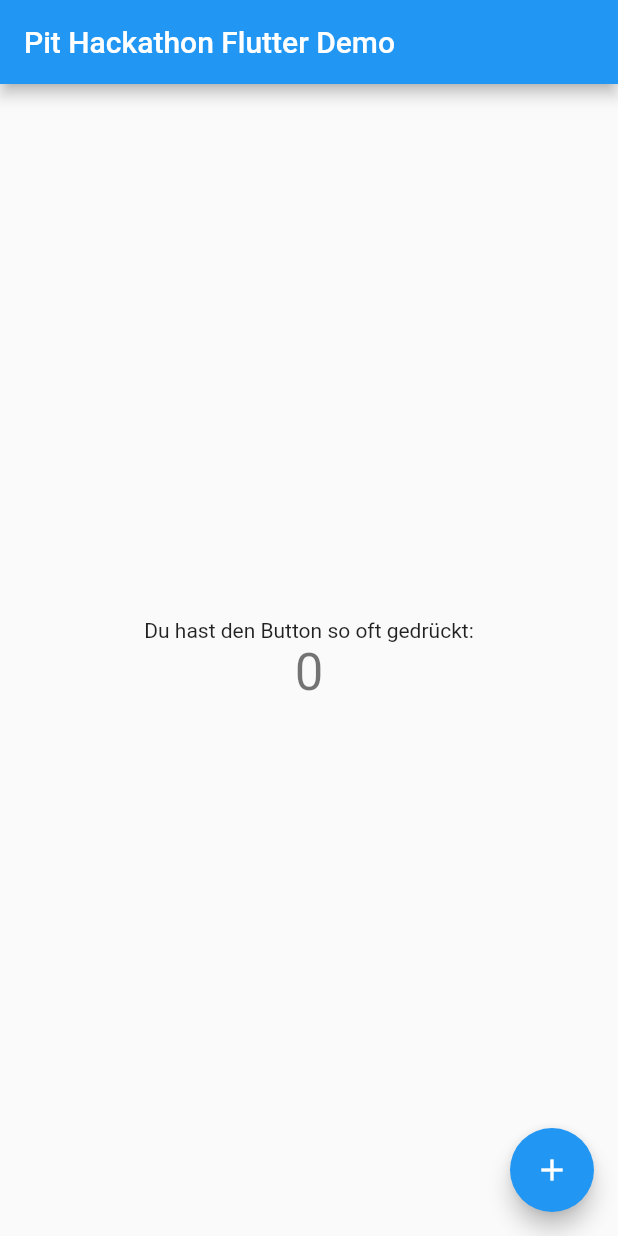
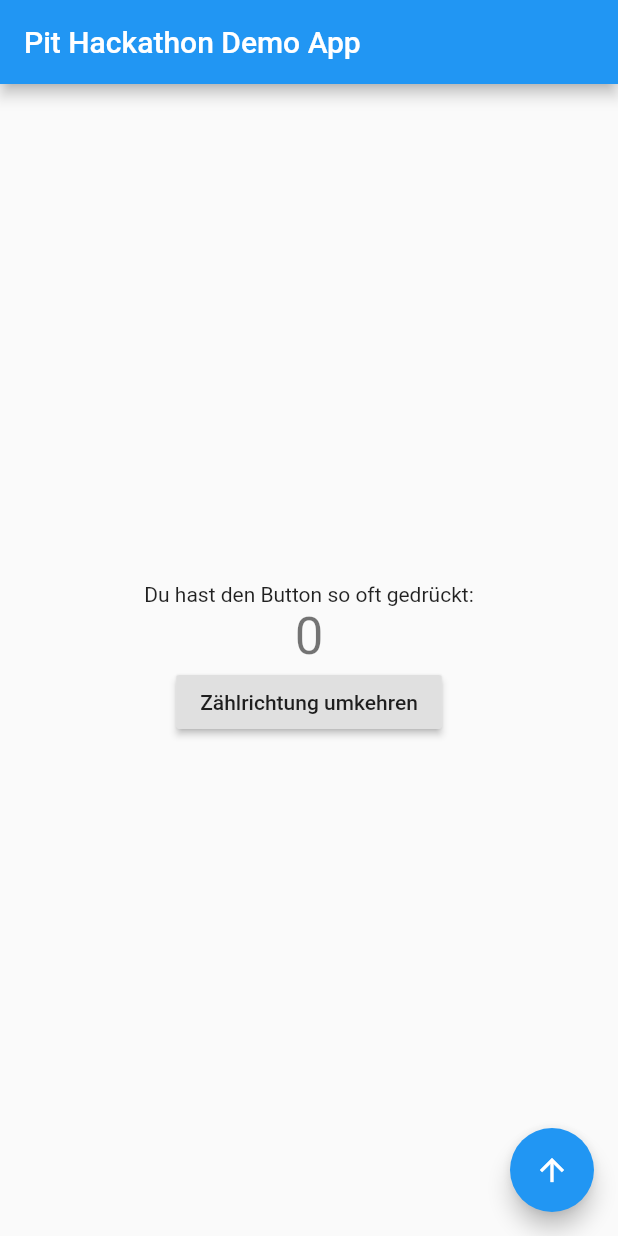
Before and after one commit to cvoegtle/flutter_pithackathon, a Flutter app: the screen it shows after launch, on a phone screen of 412 x 824 dp. Run offline on Flutter 3.47's test engine with Material 2 defaults, Android fonts, the phone set to English and light mode, and no system bars.

Commit message:
Seitenwechsel zeigen

```diff
--- a/lib/main.dart
+++ b/lib/main.dart
@@ -1,5 +1,6 @@
 import 'package:flutter/material.dart';
 import 'package:flutter_pithackathon/countermodel.dart';
+import 'package:flutter_pithackathon/start_page.dart';
 import 'package:provider/provider.dart';
 
 void main() {
@@ -26,84 +27,8 @@ class PitHackathonApp extends StatelessWidget {
         // Die Farbe ändert sich ohne dass die Anwendung neu gestartet wurde
         primarySwatch: Colors.blue,
       ),
-      home: MyHackathonPage(
-        title: 'Pit Hackathon Flutter Demo'),
+      home: HackathonStartPage(
+        title: 'Pit Hackathon Demo App'),
     );
   }
 }
-
-class MyHackathonPage extends StatelessWidget {
-  MyHackathonPage({Key key, this.title}) : super(key: key);
-
-  // Das ist die Startseite Deiner App. Sie ist stateful. Das heißt sie enthält
-  // Informationen, die ihr Aussehen bestimmen.
-
-  // This class is the configuration for the state. It holds the values (in this
-  // case the title) provided by the parent (in this case the App widget) and
-  // used by the build method of the State. Fields in a Widget subclass are
-  // always marked "final".
-
-  final String title;
-
-  @override
-  Widget build(BuildContext context) {
-
-    void _increment() {
-      // innerhalb eines BuildContext können wir uns das Model besorgen,
-      // und es verändern, ohne etwas neu aufzubauen
-      Provider.of<CounterModel>(context, listen: false).incrementCounter();
-    }
-
-
-    // Diese Methode wird immer ausgeführt, wenn sich der State (Zustand) ändert,
-    // z.B. durch _incrementCounter oben.
-    //
-    // Flutter ist darauf optimiert die build() Methode sehr schnell auszuführen,
-    // daher ist es möglich immer alles neu zu bauen, statt die Widgets zu
-    // verändern.
-    return Scaffold(
-      appBar: AppBar(
-        // Den Wert aus MyHackathonPage als Titel anzeigen
-        title: Text(title),
-      ),
-      body: Center(
-        // Center ist ein Layout Widget. Es enthält genau ein Widget und positioniert
-        // es in der Mitte.
-        child: Column(
-          // Column ist auch ein Layout Widget. Es enthält eine  List von Widgets
-          // ("Kinder") und ordnet sie vertikal an. Als Voreinstellung, bekommen die "Kinder"
-          // die Breite der Column. Die Column selbst ist so hoch wie ihr "Elternteil".
-          //
-          // Mit "debug painting" (drücke "p" in der Konsole, wähle
-          // "Toggle Debug Paint" im Flutter Inspector in Android
-          // Studio, oder "Toggle Debug Paint" command in Visual Studio Code)
-          // um die Umrisse der Widgets zu sehen.
-          //
-          // Column besitzt mehrere Properties, um zu steuern welchen Raum es einnimmt
-          // und wie es seine Kinder positioniert. Hier werden die Kinder über
-          // mainAxisAlignment vertikal zentriert; Die vertikale Achse ist die
-          // Hauptachse, den Columns (Spalten) sind vertikal (Die cross axis wäre
-          // horizontal).
-          mainAxisAlignment: MainAxisAlignment.center,
-          children: <Widget>[
-            Text(
-              'Du hast den Button so oft gedrückt:',
-            ),
-            // Auf Veränderungen im Model reagieren und die Widgets neu aufbauen
-            Consumer<CounterModel>(
-                builder: (context, counterModel, child) => Text(
-                      '${counterModel.counter}',
-                      style: Theme.of(context).textTheme.display1,
-                    )),
-          ],
-        ),
-      ),
-      floatingActionButton: FloatingActionButton(
-        onPressed: _increment,
-        tooltip: 'Hochzählen',
-        child: Icon(Icons.add),
-      ), // Das Komma am Ende dient einer schöneren Formatierung der Build Methode.
-    );
-
-  }
-}
--- /dev/null
+++ b/lib/start_page.dart
@@ -0,0 +1,83 @@
+import 'package:flutter/material.dart';
+import 'package:flutter/widgets.dart';
+import 'package:flutter_pithackathon/countermodel.dart';
+import 'package:flutter_pithackathon/decrementpage.dart';
+import 'package:provider/provider.dart';
+
+class HackathonStartPage extends StatelessWidget {
+  HackathonStartPage({Key key, this.title}) : super(key: key);
+
+  // Das ist die Startseite Deiner App. Sie ist stateful. Das heißt sie enthält
+  // Informationen, die ihr Aussehen bestimmen.
+
+  final String title;
+
+  // Bei Zustandsänderungen wird die Build Methode aufgerufen und das gesamte
+  // Widget neu aufgebaut
+
+  @override
+  Widget build(BuildContext context) {
+    void _increment() {
+      // innerhalb eines BuildContext können wir uns das Model besorgen,
+      // und es verändern, ohne etwas neu aufzubauen
+      Provider.of<CounterModel>(context, listen: false).incrementCounter();
+    }
+
+    // Diese Methode wird immer ausgeführt, wenn sich der State (Zustand) ändert,
+    // z.B. durch _incrementCounter oben.
+    //
+    // Flutter ist darauf optimiert die build() Methode sehr schnell auszuführen,
+    // daher ist es möglich immer alles neu zu bauen, statt die Widgets zu
+    // verändern.
+    return Scaffold(
+      appBar: AppBar(
+        title: Text(title),
+      ),
+      body: Center(
+        // Center ist ein Layout Widget. Es enthält genau ein Widget und positioniert
+        // es in der Mitte.
+        child: Column(
+          // Column ist auch ein Layout Widget. Es enthält eine  List von Widgets
+          // ("Kinder") und ordnet sie vertikal an. Als Voreinstellung, bekommen die "Kinder"
+          // die Breite der Column. Die Column selbst ist so hoch wie ihr "Elternteil".
+          //
+          // Mit "debug painting" (drücke "p" in der Konsole, wähle
+          // "Toggle Debug Paint" im Flutter Inspector in Android
+          // Studio, oder "Toggle Debug Paint" command in Visual Studio Code)
+          // um die Umrisse der Widgets zu sehen.
+          //
+          // Column besitzt mehrere Properties, um zu steuern welchen Raum es einnimmt
+          // und wie es seine Kinder positioniert. Hier werden die Kinder über
+          // mainAxisAlignment vertikal zentriert; Die vertikale Achse ist die
+          // Hauptachse, den Columns (Spalten) sind vertikal (Die cross axis wäre
+          // horizontal).
+          mainAxisAlignment: MainAxisAlignment.center,
+          children: <Widget>[
+            Text(
+              'Du hast den Button so oft gedrückt:',
+            ),
+            // Auf Veränderungen im Model reagieren und die Widgets neu aufbauen
+            Consumer<CounterModel>(
+                builder: (context, counterModel, child) => Text(
+                      '${counterModel.counter}',
+                      style: Theme.of(context).textTheme.display1,
+                    )),
+            RaisedButton(
+              child: Text("Zählrichtung umkehren"),
+              onPressed: () => Navigator.push(
+                  context,
+                  MaterialPageRoute(
+                      builder: (context) =>
+                          HackathonDecrementPage(title: "Herunterzählen"))),
+            )
+          ],
+        ),
+      ),
+      floatingActionButton: FloatingActionButton(
+        onPressed: _increment,
+        tooltip: 'Hochzählen',
+        child: Icon(Icons.arrow_upward),
+      ), //
+    );
+  }
+}
```
Also changed, not shown: lib/decrementpage.dart (added, +48 -0 lines).
